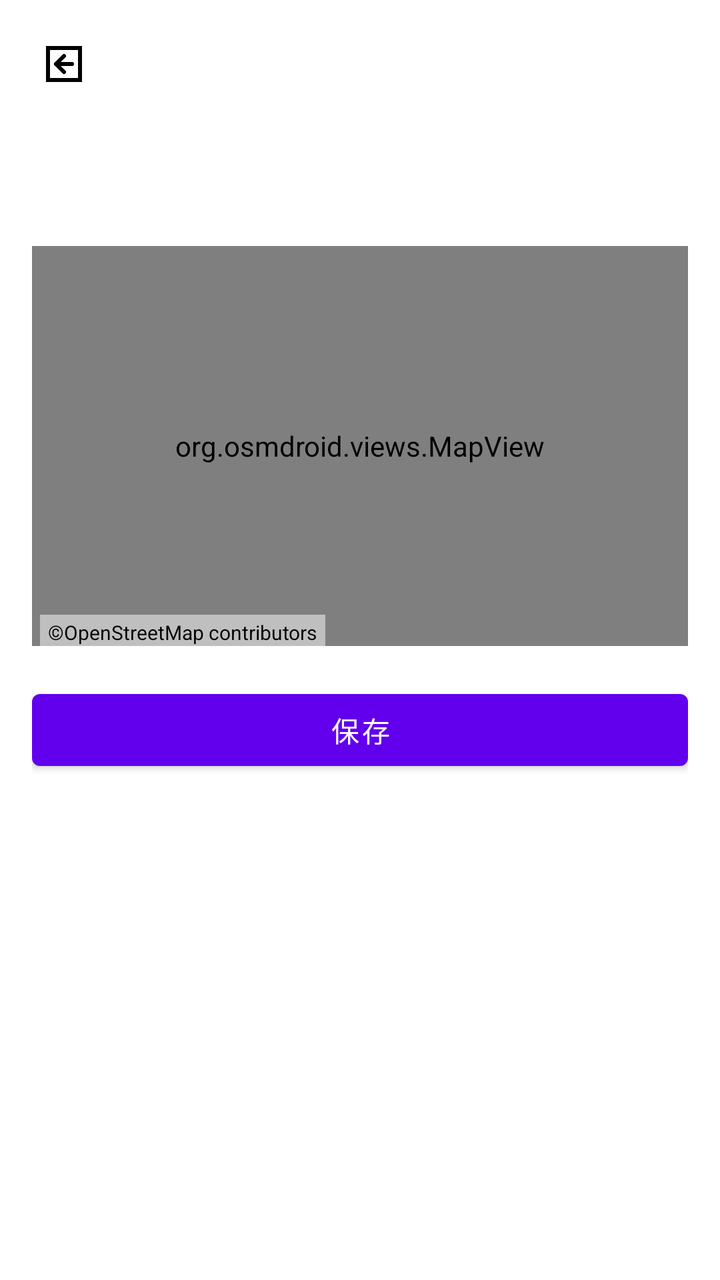
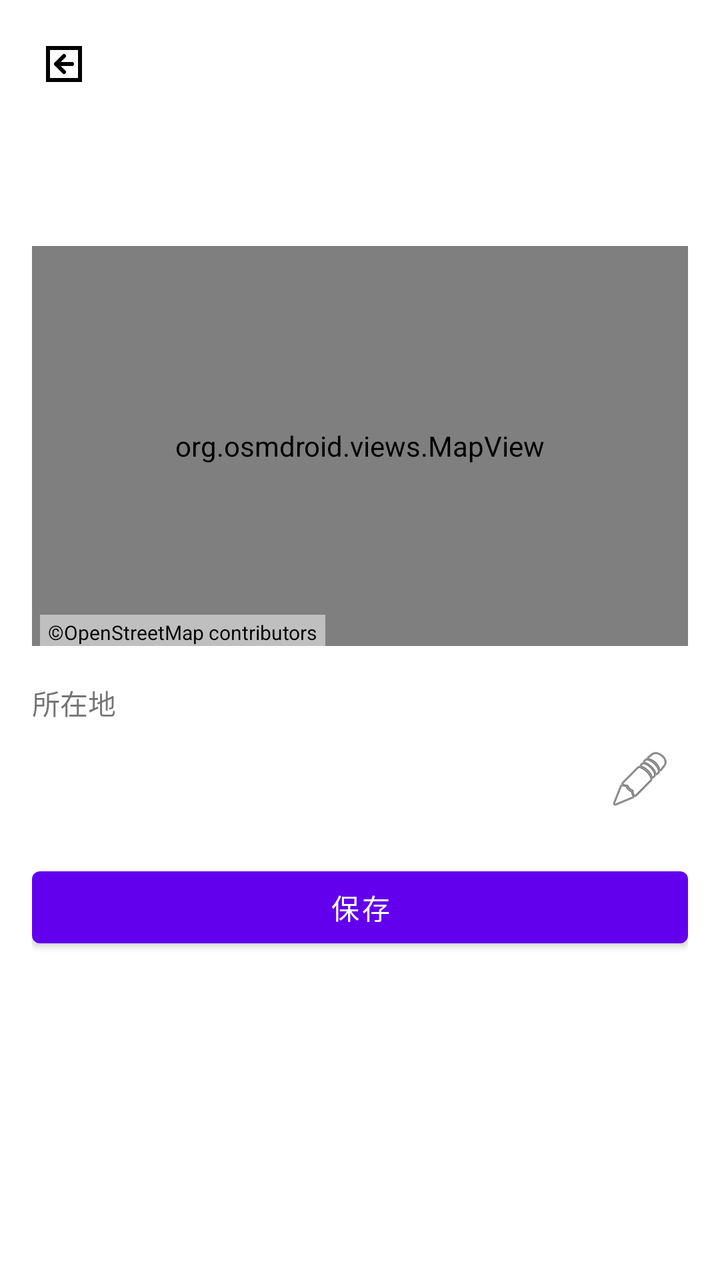

Before-and-after screenshots of an Android layout around one commit, followed by the original layout XML and the change that was made.
<!-- AndroidManifest.xml: application theme Theme.OsmJPPostalMap -->
<!-- res/layout/activity_edit_poi.xml -->
<?xml version="1.0" encoding="utf-8"?>
<LinearLayout xmlns:android="http://schemas.android.com/apk/res/android"
    android:layout_width="match_parent"
    android:layout_height="match_parent"
    android:orientation="vertical">

    <androidx.appcompat.widget.AppCompatImageButton
        android:id="@+id/btn_back"
        android:layout_width="48dp"
        android:layout_height="48dp"
        android:layout_margin="8dp"
        android:background="?attr/selectableItemBackgroundBorderless"
        android:src="@drawable/ic_back_postbox"
        android:contentDescription="戻る" />

    <ScrollView
        android:id="@+id/edit_scroll_view"
        android:layout_width="match_parent"
        android:layout_height="match_parent">

        <LinearLayout
            android:layout_width="match_parent"
            android:layout_height="wrap_content"
            android:orientation="vertical"
            android:padding="16dp">

        <TextView
            android:id="@+id/edit_title"
            android:layout_width="wrap_content"
            android:layout_height="wrap_content"
            android:textSize="20sp"
            android:textStyle="bold"
            android:layout_marginBottom="16dp" />

        <org.osmdroid.views.MapView
            android:id="@+id/edit_map"
            android:layout_width="match_parent"
            android:layout_height="200dp" />

        <TextView
            android:layout_width="wrap_content"
            android:layout_height="wrap_content"
            android:layout_marginStart="4dp"
            android:layout_marginTop="-16dp"
            android:layout_marginBottom="16dp"
            android:background="#80FFFFFF"
            android:paddingHorizontal="4dp"
            android:paddingVertical="2dp"
            android:text="@string/osm_copyright"
            android:textColor="#000000"
            android:textSize="10sp" />

        <com.google.android.material.textfield.TextInputLayout
            android:id="@+id/edit_tag_layout"
            android:layout_width="match_parent"
            android:layout_height="wrap_content"
            android:hint="営業時間 (タグ直接編集)"
            android:layout_marginBottom="16dp"
            android:visibility="gone">

            <com.google.android.material.textfield.TextInputEditText
                android:id="@+id/edit_tag_value"
                android:layout_width="match_parent"
                android:layout_height="wrap_content"
                android:inputType="textMultiLine" />
        </com.google.android.material.textfield.TextInputLayout>

        <LinearLayout
            android:id="@+id/layout_opening_hours_edit"
            android:layout_width="match_parent"
            android:layout_height="wrap_content"
            android:orientation="vertical"
            android:visibility="gone">

            <TableLayout
                android:id="@+id/table_opening_hours"
                android:layout_width="match_parent"
                android:layout_height="wrap_content"
                android:stretchColumns="1,2,3"
                android:layout_marginBottom="8dp">
                <TableRow>
                    <TextView android:text="" android:padding="4dp"/>
                    <TextView android:text="開店" android:gravity="center" android:textStyle="bold" android:padding="4dp"/>
                    <TextView android:text="閉店" android:gravity="center" android:textStyle="bold" android:padding="4dp"/>
                    <TextView android:text="休憩 (開始-終了)" android:gravity="center" android:textStyle="bold" android:padding="4dp"/>
                    <TextView android:text="休" android:gravity="center" android:textStyle="bold" android:padding="4dp"/>
                </TableRow>
                <TableRow>
                    <TextView android:text="平日" android:textStyle="bold" android:padding="4dp" android:gravity="center_vertical"/>
                    <EditText android:id="@+id/edit_oh_wd_open" android:layout_width="match_parent" android:layout_height="wrap_content" android:hint="--:--" android:inputType="time" android:background="@drawable/bg_edit_time_cell" android:padding="8dp" android:textSize="14sp" android:gravity="center"/>
                    <EditText android:id="@+id/edit_oh_wd_close" android:layout_width="match_parent" android:layout_height="wrap_content" android:hint="--:--" android:inputType="time" android:background="@drawable/bg_edit_time_cell" android:padding="8dp" android:textSize="14sp" android:gravity="center"/>
                    <LinearLayout android:layout_width="match_parent" android:layout_height="wrap_content" android:orientation="horizontal">
                        <EditText android:id="@+id/edit_oh_wd_break_start" android:layout_width="0dp" android:layout_weight="1" android:layout_height="wrap_content" android:hint="--:--" android:inputType="time" android:background="@drawable/bg_edit_time_cell" android:padding="8dp" android:textSize="12sp" android:gravity="center"/>
                        <TextView android:layout_width="wrap_content" android:layout_height="wrap_content" android:text="-" android:padding="2dp"/>
                        <EditText android:id="@+id/edit_oh_wd_break_end" android:layout_width="0dp" android:layout_weight="1" android:layout_height="wrap_content" android:hint="--:--" android:inputType="time" android:background="@drawable/bg_edit_time_cell" android:padding="8dp" android:textSize="12sp" android:gravity="center"/>
                    </LinearLayout>
                    <CheckBox android:id="@+id/check_oh_wd_off" android:layout_width="wrap_content" android:layout_height="wrap_content" android:gravity="center"/>
                </TableRow>
                <TableRow android:layout_marginTop="4dp">
                    <TextView android:text="土曜" android:textStyle="bold" android:padding="4dp" android:gravity="center_vertical"/>
                    <EditText android:id="@+id/edit_oh_sa_open" android:layout_width="match_parent" android:layout_height="wrap_content" android:hint="--:--" android:inputType="time" android:background="@drawable/bg_edit_time_cell" android:padding="8dp" android:textSize="14sp" android:gravity="center"/>
                    <EditText android:id="@+id/edit_oh_sa_close" android:layout_width="match_parent" android:layout_height="wrap_content" android:hint="--:--" android:inputType="time" android:background="@drawable/bg_edit_time_cell" android:padding="8dp" android:textSize="14sp" android:gravity="center"/>
                    <LinearLayout android:layout_width="match_parent" android:layout_height="wrap_content" android:orientation="horizontal">
                        <EditText android:id="@+id/edit_oh_sa_break_start" android:layout_width="0dp" android:layout_weight="1" android:layout_height="wrap_content" android:hint="--:--" android:inputType="time" android:background="@drawable/bg_edit_time_cell" android:padding="8dp" android:textSize="12sp" android:gravity="center"/>
                        <TextView android:layout_width="wrap_content" android:layout_height="wrap_content" android:text="-" android:padding="2dp"/>
                        <EditText android:id="@+id/edit_oh_sa_break_end" android:layout_width="0dp" android:layout_weight="1" android:layout_height="wrap_content" android:hint="--:--" android:inputType="time" android:background="@drawable/bg_edit_time_cell" android:padding="8dp" android:textSize="12sp" android:gravity="center"/>
                    </LinearLayout>
                    <CheckBox android:id="@+id/check_oh_sa_off" android:layout_width="wrap_content" android:layout_height="wrap_content" android:gravity="center"/>
                </TableRow>
                <TableRow android:layout_marginTop="4dp">
                    <TextView android:text="日祝" android:textStyle="bold" android:padding="4dp" android:gravity="center_vertical"/>
                    <EditText android:id="@+id/edit_oh_ph_open" android:layout_width="match_parent" android:layout_height="wrap_content" android:hint="--:--" android:inputType="time" android:background="@drawable/bg_edit_time_cell" android:padding="8dp" android:textSize="14sp" android:gravity="center"/>
                    <EditText android:id="@+id/edit_oh_ph_close" android:layout_width="match_parent" android:layout_height="wrap_content" android:hint="--:--" android:inputType="time" android:background="@drawable/bg_edit_time_cell" android:padding="8dp" android:textSize="14sp" android:gravity="center"/>
                    <LinearLayout android:layout_width="match_parent" android:layout_height="wrap_content" android:orientation="horizontal">
                        <EditText android:id="@+id/edit_oh_ph_break_start" android:layout_width="0dp" android:layout_weight="1" android:layout_height="wrap_content" android:hint="--:--" android:inputType="time" android:background="@drawable/bg_edit_time_cell" android:padding="8dp" android:textSize="12sp" android:gravity="center"/>
                        <TextView android:layout_width="wrap_content" android:layout_height="wrap_content" android:text="-" android:padding="2dp"/>
                        <EditText android:id="@+id/edit_oh_ph_break_end" android:layout_width="0dp" android:layout_weight="1" android:layout_height="wrap_content" android:hint="--:--" android:inputType="time" android:background="@drawable/bg_edit_time_cell" android:padding="8dp" android:textSize="12sp" android:gravity="center"/>
                    </LinearLayout>
                    <CheckBox android:id="@+id/check_oh_ph_off" android:layout_width="wrap_content" android:layout_height="wrap_content" android:gravity="center"/>
                </TableRow>
            </TableLayout>

            <LinearLayout
                android:layout_width="match_parent"
                android:layout_height="wrap_content"
                android:orientation="horizontal"
                android:layout_marginBottom="16dp">
                <Button
                    android:id="@+id/btn_oh_copy_to_sa"
                    android:layout_width="0dp"
                    android:layout_height="wrap_content"
                    android:layout_weight="1"
                    android:text="平日→土曜"
                    style="@style/Widget.MaterialComponents.Button.TextButton"
                    android:textSize="12sp" />
                <Button
                    android:id="@+id/btn_oh_copy_to_ph"
                    android:layout_width="0dp"
                    android:layout_height="wrap_content"
                    android:layout_weight="1"
                    android:text="土曜→日祝"
                    style="@style/Widget.MaterialComponents.Button.TextButton"
                    android:textSize="12sp" />
            </LinearLayout>
        </LinearLayout>

        <LinearLayout
            android:id="@+id/layout_collection_edit"
            android:layout_width="match_parent"
            android:layout_height="wrap_content"
            android:orientation="vertical"
            android:visibility="gone">

            <TableLayout
                android:id="@+id/table_collection"
                android:layout_width="match_parent"
                android:layout_height="wrap_content"
                android:stretchColumns="0,1,2"
                android:layout_marginBottom="8dp">
                <TableRow>
                    <TextView android:text="平日" android:gravity="center" android:textStyle="bold" android:padding="4dp"/>
                    <TextView android:text="土曜" android:gravity="center" android:textStyle="bold" android:padding="4dp"/>
                    <TextView
                        android:id="@+id/header_sun_ph"
                        android:text="日祝"
                        android:gravity="center"
                        android:textStyle="bold"
                        android:padding="4dp"/>
                </TableRow>
                <TableRow>
                    <Button
                        android:id="@+id/btn_copy_to_sat"
                        android:layout_width="0dp"
                        android:layout_height="wrap_content"
                        android:text="→土曜"
                        style="@style/Widget.MaterialComponents.Button.TextButton"
                        android:textSize="12sp" />
                    <Button
                        android:id="@+id/btn_copy_to_sun"
                        android:layout_width="0dp"
                        android:layout_height="wrap_content"
                        android:text="→日祝"
                        style="@style/Widget.MaterialComponents.Button.TextButton"
                        android:textSize="12sp" />
                    <View android:layout_width="0dp" android:layout_height="0dp" />
                </TableRow>
            </TableLayout>

            <LinearLayout
                android:id="@+id/layout_holiday_warning"
                android:layout_width="match_parent"
                android:layout_height="wrap_content"
                android:orientation="horizontal"
                android:gravity="center_vertical"
                android:padding="4dp"
                android:background="#FFF3E0"
                android:visibility="gone"
                android:layout_marginBottom="8dp">
                <TextView
                    android:layout_width="0dp"
                    android:layout_height="wrap_content"
                    android:layout_weight="1"
                    android:text="祝日の時刻情報がありません"
                    android:textColor="#E65100"
                    android:textSize="12sp" />
                <Button
                    android:id="@+id/btn_apply_sun_to_ph"
                    android:layout_width="wrap_content"
                    android:layout_height="wrap_content"
                    android:text="日曜と同じ"
                    style="@style/Widget.MaterialComponents.Button.TextButton"
                    android:textSize="12sp" />
            </LinearLayout>

            <Button
                android:id="@+id/btn_add_row"
                android:layout_width="match_parent"
                android:layout_height="wrap_content"
                android:text="行を追加"
                style="@style/Widget.MaterialComponents.Button.OutlinedButton"
                android:layout_marginBottom="16dp" />
        </LinearLayout>

        <LinearLayout
            android:id="@+id/layout_fallback"
            android:layout_width="match_parent"
            android:layout_height="wrap_content"
            android:orientation="horizontal"
            android:gravity="center_vertical"
            android:background="#EEEEEE"
            android:padding="8dp"
            android:visibility="gone"
            android:layout_marginBottom="16dp">

            <TextView
                android:id="@+id/text_fallback_value"
                android:layout_width="0dp"
                android:layout_height="wrap_content"
                android:layout_weight="1"
                android:text="解析できない形式のため直接編集できません" />

            <ImageButton
                android:id="@+id/btn_force_edit"
                android:layout_width="48dp"
                android:layout_height="48dp"
                android:src="@android:drawable/ic_menu_edit"
                android:background="?attr/selectableItemBackgroundBorderless"
                android:contentDescription="強制的に編集する" />
        </LinearLayout>

        <LinearLayout
            android:id="@+id/layout_shape_edit"
            android:layout_width="match_parent"
            android:layout_height="wrap_content"
            android:orientation="vertical"
            android:visibility="gone"
            android:layout_marginBottom="16dp">

            <TextView
                android:layout_width="wrap_content"
                android:layout_height="wrap_content"
                android:text="形状"
                android:layout_marginBottom="4dp" />

            <RadioGroup
                android:id="@+id/edit_radio_shape"
                android:layout_width="match_parent"
                android:layout_height="wrap_content"
                android:orientation="horizontal">
                <RadioButton
                    android:id="@+id/edit_shape_box"
                    android:layout_width="wrap_content"
                    android:layout_height="wrap_content"
                    android:text="柱上箱型" />
                <RadioButton
                    android:id="@+id/edit_shape_pillar"
                    android:layout_width="wrap_content"
                    android:layout_height="wrap_content"
                    android:text="円柱" />
                <RadioButton
                    android:id="@+id/edit_shape_other"
                    android:layout_width="wrap_content"
                    android:layout_height="wrap_content"
                    android:text="その他" />
            </RadioGroup>
        </LinearLayout>

        <com.google.android.material.textfield.TextInputLayout
            android:id="@+id/edit_ref_layout"
            android:layout_width="match_parent"
            android:layout_height="wrap_content"
            android:hint="ポスト番号 (ref)"
            android:layout_marginBottom="16dp"
            android:visibility="gone">

            <com.google.android.material.textfield.TextInputEditText
                android:id="@+id/edit_ref_value"
                android:layout_width="match_parent"
                android:layout_height="wrap_content"
                android:inputType="text" />
        </com.google.android.material.textfield.TextInputLayout>

        <Button
            android:id="@+id/btn_save"
            android:layout_width="match_parent"
            android:layout_height="wrap_content"
            android:text="保存" />

    </LinearLayout>
    </ScrollView>
</LinearLayout>
<!-- resources referenced by this layout -->
<resources>
  <!-- drawable bg_edit_time_cell (drawable) -->
  <?xml version="1.0" encoding="utf-8"?>
  <layer-list xmlns:android="http://schemas.android.com/apk/res/android">
      
      <item android:id="@+id/cell_border">
          <shape android:shape="rectangle">
              <solid android:color="@color/blue_frame" />
          </shape>
      </item>
      
      <item android:id="@+id/cell_background"
          android:top="2dp" android:bottom="2dp" android:left="2dp" android:right="2dp">
          <shape android:shape="rectangle">
              <solid android:color="@color/gray_bg" />
          </shape>
      </item>
  </layer-list>
  <!-- drawable ic_back_postbox (drawable) -->
  <vector xmlns:android="http://schemas.android.com/apk/res/android"
      android:width="24dp"
      android:height="24dp"
      android:viewportWidth="24"
      android:viewportHeight="24">
      
      <path
          android:strokeColor="#000000"
          android:strokeWidth="2"
          android:pathData="M4,4 h16 v16 h-16 z" />
      
      <path
          android:fillColor="#000000"
          android:pathData="M16,12 H8 M8,12 l4,-4 M8,12 l4,4"
          android:strokeColor="#000000"
          android:strokeWidth="2"
          android:strokeLineCap="round"
          android:strokeLineJoin="round" />
  </vector>
  <string name="osm_copyright">©OpenStreetMap contributors</string>
  <style name="Theme.OsmJPPostalMap" parent="Theme.MaterialComponents.DayNight.NoActionBar">
          
          <item name="colorPrimary">@color/purple_500</item>
          <item name="colorPrimaryVariant">@color/purple_700</item>
          <item name="colorOnPrimary">@color/white</item>
          
          <item name="colorSecondary">@color/teal_200</item>
          <item name="colorSecondaryVariant">@color/teal_700</item>
          <item name="colorOnSecondary">@color/black</item>
          
          <item name="android:statusBarColor">?attr/colorPrimaryVariant</item>
          
      </style>
  <color name="blue_frame">#FF2196F3</color>
  <color name="gray_bg">#FFF5F5F5</color>
  <color name="purple_500">#FF6200EE</color>
  <color name="purple_700">#FF3700B3</color>
  <color name="white">#FFFFFFFF</color>
  <color name="teal_200">#FF03DAC5</color>
  <color name="teal_700">#FF018786</color>
  <color name="black">#FF000000</color>
</resources>

<!-- the commit's change to res/layout/activity_edit_poi.xml (unified diff, before → after) -->
@@ -300,6 +300,35 @@
                 android:inputType="text" />
         </com.google.android.material.textfield.TextInputLayout>
 
+        <TextView
+            android:layout_width="wrap_content"
+            android:layout_height="wrap_content"
+            android:text="所在地"
+            android:layout_marginBottom="4dp" />
+
+        <LinearLayout
+            android:layout_width="match_parent"
+            android:layout_height="wrap_content"
+            android:orientation="horizontal"
+            android:gravity="center_vertical"
+            android:layout_marginBottom="16dp">
+
+            <TextView
+                android:id="@+id/edit_address_value"
+                android:layout_width="0dp"
+                android:layout_height="wrap_content"
+                android:layout_weight="1"
+                android:textSize="14sp" />
+
+            <ImageButton
+                android:id="@+id/btn_address_edit"
+                android:layout_width="48dp"
+                android:layout_height="48dp"
+                android:background="?attr/selectableItemBackgroundBorderless"
+                android:contentDescription="住所を編集"
+                android:src="@android:drawable/ic_menu_edit" />
+        </LinearLayout>
+
         <Button
             android:id="@+id/btn_save"
             android:layout_width="match_parent"
